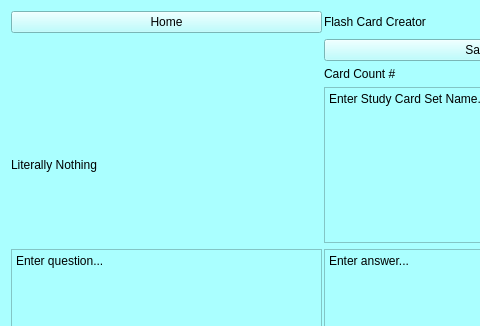
WSU-4110/MOST, file flashcardmaker.ui: the form before one commit; both pictures show x 0 to 480 and y 0 to 326 of the 645 by 444 pixel window.
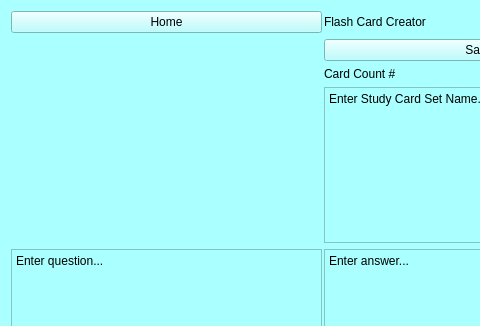
The form after the commit.

What changed in the file:
```diff
--- a/flashcardmaker.ui
+++ b/flashcardmaker.ui
@@ -104,13 +104,6 @@
      </property>
     </widget>
    </item>
-   <item row="3" column="1">
-    <widget class="QLabel" name="label">
-     <property name="text">
-      <string>Literally Nothing</string>
-     </property>
-    </widget>
-   </item>
   </layout>
  </widget>
  <resources/>
```
